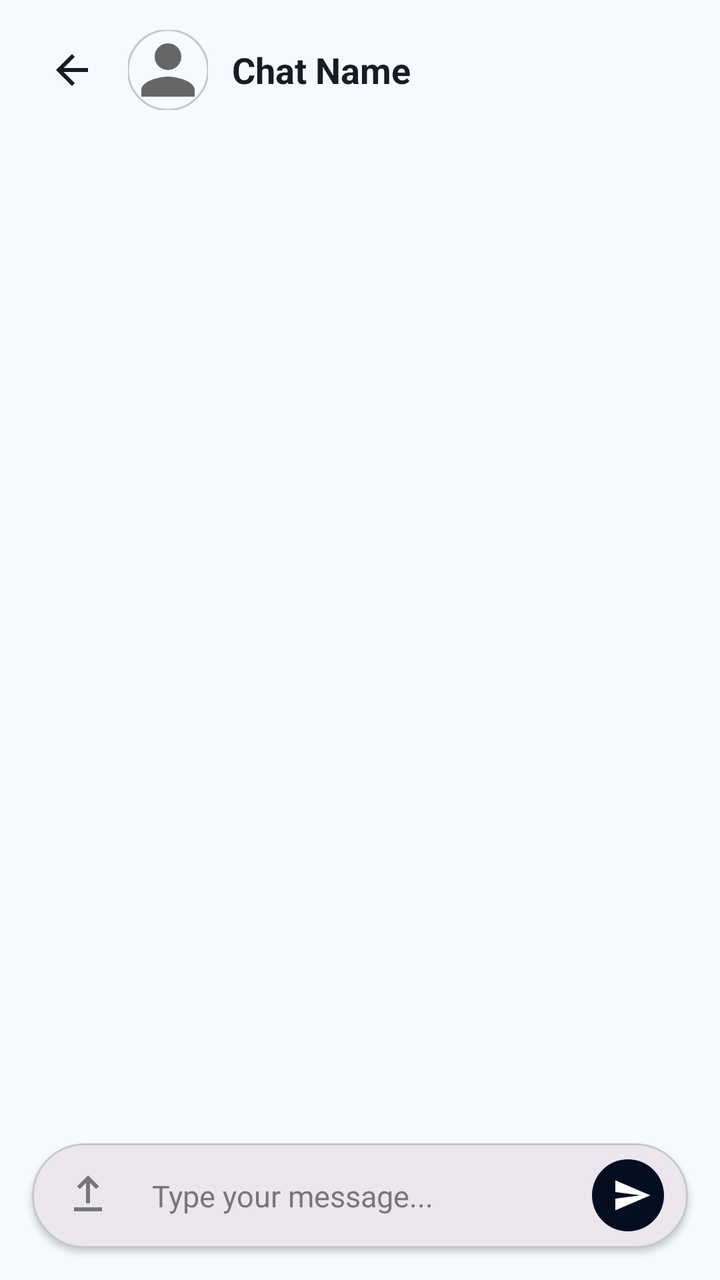
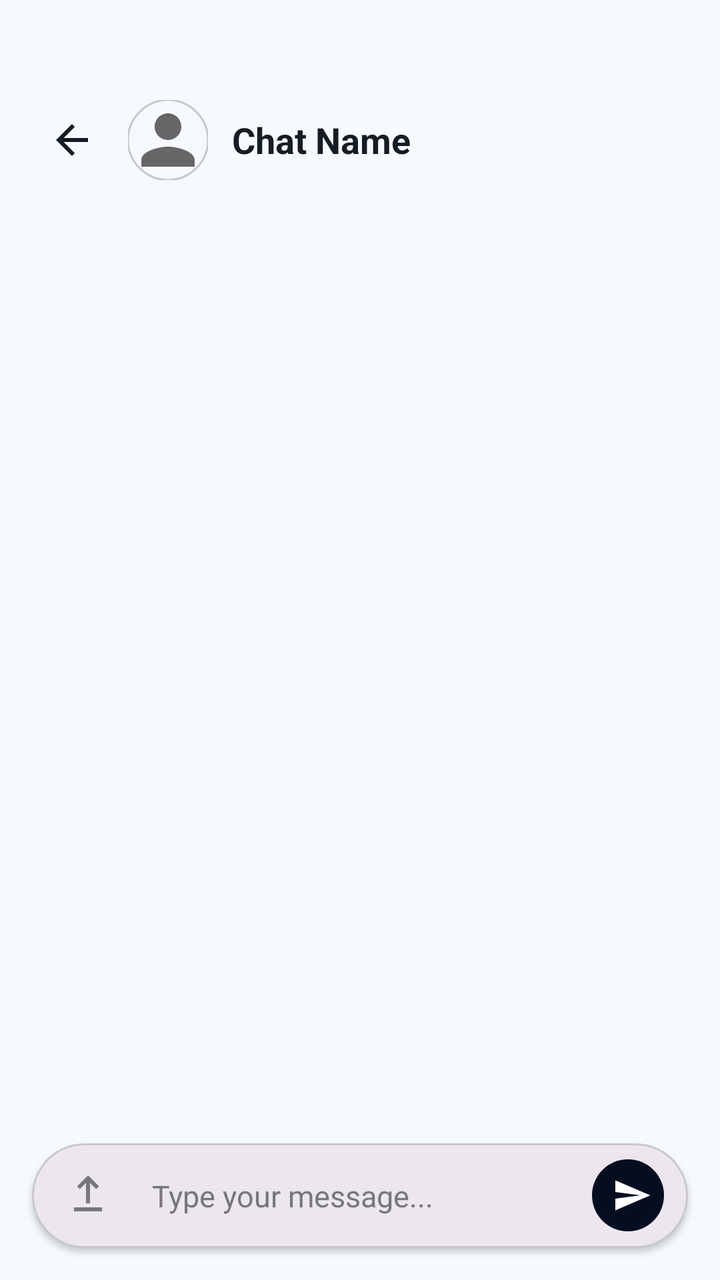

Two renders of the same Android screen: before a commit and after it. Below are the layout's source before the change and the commit's diff.
<!-- AndroidManifest.xml: application theme Theme.MiniJobHunt -->
<!-- res/layout/fragment_chat_message.xml -->
<?xml version="1.0" encoding="utf-8"?>
<LinearLayout xmlns:android="http://schemas.android.com/apk/res/android"
    xmlns:app="http://schemas.android.com/apk/res-auto"
    xmlns:tools="http://schemas.android.com/tools"
    android:layout_width="match_parent"
    android:layout_height="match_parent"
    android:orientation="vertical"
    android:background="@color/background">

    
    <RelativeLayout
        android:layout_width="match_parent"
        android:layout_height="70dp"
        android:background="@color/surface"
        android:paddingHorizontal="16dp">

        <ImageButton
            android:id="@+id/btnBack"
            android:layout_width="40dp"
            android:layout_height="40dp"
            android:layout_centerVertical="true"
            android:background="?attr/selectableItemBackgroundBorderless"
            android:src="@drawable/ic_arrow_back"
            app:tint="@color/text_primary" />

        <LinearLayout
            android:layout_width="wrap_content"
            android:layout_height="wrap_content"
            android:layout_toEndOf="@id/btnBack"
            android:layout_centerVertical="true"
            android:layout_marginStart="8dp"
            android:orientation="horizontal"
            android:gravity="center_vertical">

            <com.google.android.material.imageview.ShapeableImageView
                android:id="@+id/imgChatAvatar"
                android:layout_width="40dp"
                android:layout_height="40dp"
                android:src="@drawable/ic_profile"
                app:shapeAppearanceOverlay="@style/CircleImage"
                app:strokeColor="@color/outline_variant"
                app:strokeWidth="1dp" />

            <TextView
                android:id="@+id/txtChatTitle"
                android:layout_width="wrap_content"
                android:layout_height="wrap_content"
                android:layout_marginStart="12dp"
                android:text="Chat Name"
                android:textColor="@color/text_primary"
                android:textSize="18sp"
                android:textStyle="bold"
                android:maxLines="1"
                android:ellipsize="end" />
        </LinearLayout>

        <ImageButton
            android:id="@+id/btnChatInfo"
            android:layout_width="40dp"
            android:layout_height="40dp"
            android:layout_alignParentEnd="true"
            android:layout_centerVertical="true"
            android:background="?attr/selectableItemBackgroundBorderless"
            android:src="@drawable/ic_search_outlined"
            app:tint="@color/text_secondary"
            android:visibility="gone" />

    </RelativeLayout>

    
    <androidx.recyclerview.widget.RecyclerView
        android:id="@+id/rvMessages"
        android:layout_width="match_parent"
        android:layout_height="0dp"
        android:layout_weight="1"
        android:clipToPadding="false"
        android:paddingHorizontal="12dp"
        android:paddingBottom="12dp" />

    
    <com.google.android.material.card.MaterialCardView
        android:layout_width="match_parent"
        android:layout_height="wrap_content"
        android:layout_margin="16dp"
        app:cardCornerRadius="28dp"
        app:cardElevation="2dp"
        app:strokeWidth="1dp"
        app:strokeColor="@color/outline_variant">

        <LinearLayout
            android:layout_width="match_parent"
            android:layout_height="wrap_content"
            android:gravity="center_vertical"
            android:orientation="horizontal"
            android:paddingHorizontal="8dp"
            android:paddingVertical="4dp">

            <ImageButton
                android:layout_width="40dp"
                android:layout_height="40dp"
                android:background="?attr/selectableItemBackgroundBorderless"
                android:src="@drawable/ic_upload"
                app:tint="@color/text_muted" />

            <EditText
                android:id="@+id/etMessage"
                android:layout_width="0dp"
                android:layout_height="wrap_content"
                android:layout_weight="1"
                android:background="@android:color/transparent"
                android:hint="Type your message..."
                android:maxLines="4"
                android:padding="12dp"
                android:textSize="15sp"
                android:textColor="@color/text_primary"
                android:textColorHint="@color/text_hint" />

            <com.google.android.material.button.MaterialButton
                android:id="@+id/btnSend"
                style="@style/Widget.Material3.Button.IconButton.Filled"
                android:layout_width="44dp"
                android:layout_height="44dp"
                app:icon="@drawable/ic_send"
                app:backgroundTint="@color/primary"
                app:iconTint="@color/white" />

        </LinearLayout>

    </com.google.android.material.card.MaterialCardView>

</LinearLayout>
<!-- resources referenced by this layout -->
<resources>
  <color name="background">#f6faff</color>
  <color name="outline_variant">#c6c6cd</color>
  <color name="primary">#050e21</color>
  <color name="surface">#f6faff</color>
  <color name="text_hint">#76777d</color>
  <color name="text_muted">#76777d</color>
  <color name="text_primary">#141d23</color>
  <color name="text_secondary">#45474c</color>
  <color name="white">#FFFFFF</color>
  <!-- drawable ic_arrow_back (drawable) -->
  <vector xmlns:android="http://schemas.android.com/apk/res/android"
      android:width="24dp"
      android:height="24dp"
      android:viewportWidth="24"
      android:viewportHeight="24">
    <path
        android:fillColor="#FF000000"
        android:pathData="M20,11H7.83l5.59,-5.59L12,4l-8,8 8,8 1.41,-1.41L7.83,13H20v-2z"/>
  </vector>
  <!-- drawable ic_profile (drawable) -->
  <vector xmlns:android="http://schemas.android.com/apk/res/android"
      android:width="24dp"
      android:height="24dp"
      android:viewportWidth="24"
      android:viewportHeight="24">
  
      <path
          android:fillColor="#666666"
          android:pathData="M12,12c2.21,0 4,-1.79 4,-4s-1.79,-4 -4,-4 -4,1.79 -4,4 1.79,4 4,4zm0,2c-2.67,0 -8,1.34 -8,4v2h16v-2c0,-2.66 -5.33,-4 -8,-4z"/>
  </vector>
  <!-- drawable ic_search_outlined (drawable) -->
  <vector xmlns:android="http://schemas.android.com/apk/res/android"
      android:width="24dp"
      android:height="24dp"
      android:viewportWidth="24"
      android:viewportHeight="24">
      <path
          android:fillColor="@color/text_secondary"
          android:pathData="M15.5,14h-0.79l-0.28,-0.27C15.41,12.59 16,11.11 16,9.5 16,5.91 13.09,3 9.5,3S3,5.91 3,9.5 5.91,16 9.5,16c1.61,0 3.09,-0.59 4.23,-1.57l0.27,0.28v0.79l5,4.99L20.49,19l-4.99,-5zm-6,0C7.01,14 5,11.99 5,9.5S7.01,5 9.5,5 14,7.01 14,9.5 11.99,14 9.5,14z"/>
  </vector>
  <!-- drawable ic_send (drawable) -->
  <vector xmlns:android="http://schemas.android.com/apk/res/android"
      android:width="24dp"
      android:height="24dp"
      android:viewportWidth="24"
      android:viewportHeight="24">
    <path
        android:fillColor="#FF000000"
        android:pathData="M2.01,21L23,12 2.01,3 2,10l15,2 -15,2z"/>
  </vector>
  <!-- drawable ic_upload (drawable) -->
  <vector xmlns:android="http://schemas.android.com/apk/res/android"
      android:width="24dp"
      android:height="24dp"
      android:viewportWidth="24"
      android:viewportHeight="24">
  
      <path
          android:fillColor="#4CAF50"
          android:pathData="M5,20h14v-2H5v2zM12,2l-5.5,5.5 1.41,1.41L11,5.83V16h2V5.83l3.09,3.08 1.41-1.41L12,2z"/>
  </vector>
  <style name="CircleImage">
          <item name="cornerSize">50%</item>
      </style>
  <style name="Theme.MiniJobHunt" parent="Base.Theme.MiniJobHunt" />
  <color name="primary_container">#1b2437</color>
  <color name="on_primary_container">#828ba2</color>
  <color name="secondary">#5c5f60</color>
  <style name="AppText.HeadlineLarge">
          <item name="android:textSize">24sp</item>
          <item name="android:textStyle">bold</item>
          <item name="android:textColor">@color/text_primary</item>
          <item name="android:letterSpacing">-0.02</item>
      </style>
  <style name="AppText.TitleMedium">
          <item name="android:textSize">18sp</item>
          <item name="android:textStyle">bold</item>
          <item name="android:textColor">@color/text_primary</item>
      </style>
  <style name="AppText.BodyLarge">
          <item name="android:textSize">16sp</item>
          <item name="android:textColor">@color/text_secondary</item>
      </style>
  <style name="AppText.LabelMedium">
          <item name="android:textSize">12sp</item>
          <item name="android:textStyle">bold</item>
          <item name="android:textColor">@color/text_muted</item>
          <item name="android:letterSpacing">0.01</item>
      </style>
  <!-- unchanged entries left out for length: 1 -->
</resources>

<!-- the commit's change to res/layout/fragment_chat_message.xml (unified diff, before → after) -->
@@ -10,7 +10,7 @@
     
     <RelativeLayout
         android:layout_width="match_parent"
-        android:layout_height="70dp"
+        android:layout_height="100dp"
         android:background="@color/surface"
         android:paddingHorizontal="16dp">
 
@@ -18,7 +18,8 @@
             android:id="@+id/btnBack"
             android:layout_width="40dp"
             android:layout_height="40dp"
-            android:layout_centerVertical="true"
+            android:layout_alignParentBottom="true"
+            android:layout_marginBottom="10dp"
             android:background="?attr/selectableItemBackgroundBorderless"
             android:src="@drawable/ic_arrow_back"
             app:tint="@color/text_primary" />
@@ -27,7 +28,8 @@
             android:layout_width="wrap_content"
             android:layout_height="wrap_content"
             android:layout_toEndOf="@id/btnBack"
-            android:layout_centerVertical="true"
+            android:layout_alignParentBottom="true"
+            android:layout_marginBottom="10dp"
             android:layout_marginStart="8dp"
             android:orientation="horizontal"
             android:gravity="center_vertical">
